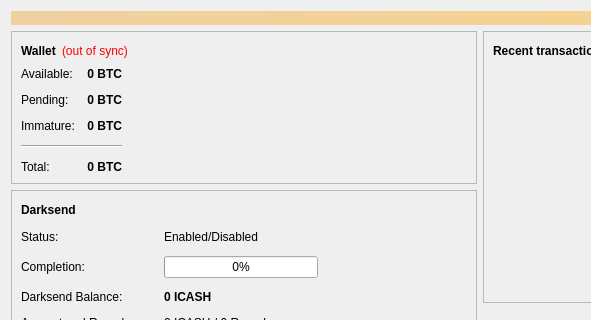
This is src/qt/forms/overviewpage.ui in cryptodev35/iCash as Qt 5 draws it before an edit; both pictures show x 0 to 591 and y 0 to 320 of the 960 by 585 pixel window. The edited form follows.
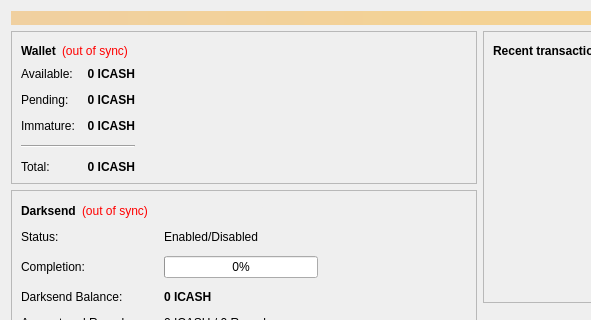
This is the edited form.

The edit to the form file:
```diff
--- a/src/qt/forms/overviewpage.ui
+++ b/src/qt/forms/overviewpage.ui
@@ -130,7 +130,7 @@
                  <string>Your current spendable balance</string>
                 </property>
                 <property name="text">
-                 <string notr="true">0 BTC</string>
+                 <string notr="true">0 ICASH</string>
                 </property>
                 <property name="alignment">
                  <set>Qt::AlignRight|Qt::AlignTrailing|Qt::AlignVCenter</set>
@@ -162,7 +162,7 @@
                  <string>Total of transactions that have yet to be confirmed, and do not yet count toward the spendable balance</string>
                 </property>
                 <property name="text">
-                 <string notr="true">0 BTC</string>
+                 <string notr="true">0 ICASH</string>
                 </property>
                 <property name="alignment">
                  <set>Qt::AlignRight|Qt::AlignTrailing|Qt::AlignVCenter</set>
@@ -191,7 +191,7 @@
                  <string>Mined balance that has not yet matured</string>
                 </property>
                 <property name="text">
-                 <string notr="true">0 BTC</string>
+                 <string notr="true">0 ICASH</string>
                 </property>
                 <property name="alignment">
                  <set>Qt::AlignRight|Qt::AlignTrailing|Qt::AlignVCenter</set>
@@ -223,7 +223,7 @@
                  <string>Your current total balance</string>
                 </property>
                 <property name="text">
-                 <string notr="true">0 BTC</string>
+                 <string notr="true">0 ICASH</string>
                 </property>
                 <property name="alignment">
                  <set>Qt::AlignRight|Qt::AlignTrailing|Qt::AlignVCenter</set>
@@ -383,25 +383,6 @@
            </item>
           </layout>
          </widget>
-         <widget class="QLabel" name="label_2">
-          <property name="geometry">
-           <rect>
-            <x>10</x>
-            <y>10</y>
-            <width>66</width>
-            <height>20</height>
-           </rect>
-          </property>
-          <property name="font">
-           <font>
-            <weight>75</weight>
-            <bold>true</bold>
-           </font>
-          </property>
-          <property name="text">
-           <string>Darksend</string>
-          </property>
-         </widget>
          <widget class="QPushButton" name="runAutoDenom">
           <property name="geometry">
            <rect>
@@ -943,6 +924,60 @@
            <string>Reset</string>
           </property>
          </widget>
+         <widget class="QWidget" name="">
+          <property name="geometry">
+           <rect>
+            <x>10</x>
+            <y>10</y>
+            <width>431</width>
+            <height>22</height>
+           </rect>
+          </property>
+          <layout class="QHBoxLayout" name="horizontalLayout_5">
+           <item>
+            <widget class="QLabel" name="label_2">
+             <property name="font">
+              <font>
+               <weight>75</weight>
+               <bold>true</bold>
+              </font>
+             </property>
+             <property name="text">
+              <string>Darksend</string>
+             </property>
+            </widget>
+           </item>
+           <item>
+            <widget class="QLabel" name="labelDarksendSyncStatus">
+             <property name="toolTip">
+              <string>The displayed information may be out of date. Your wallet automatically synchronizes with the iCash network after a connection is established, but this process has not completed yet.</string>
+             </property>
+             <property name="styleSheet">
+              <string notr="true">QLabel { color: red; }</string>
+             </property>
+             <property name="text">
+              <string notr="true">(out of sync)</string>
+             </property>
+             <property name="alignment">
+              <set>Qt::AlignLeading|Qt::AlignLeft|Qt::AlignVCenter</set>
+             </property>
+            </widget>
+           </item>
+           <item>
+            <spacer name="horizontalSpacer_4">
+             <property name="orientation">
+              <enum>Qt::Horizontal</enum>
+             </property>
+             <property name="sizeHint" stdset="0">
+              <size>
+               <width>40</width>
+               <height>20</height>
+              </size>
+             </property>
+            </spacer>
+           </item>
+          </layout>
+         </widget>
         </widget>
        </item>
        <item>
```
